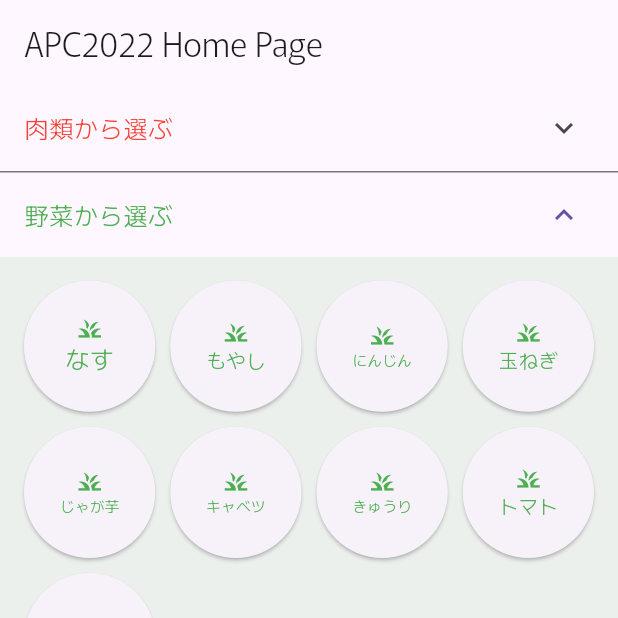
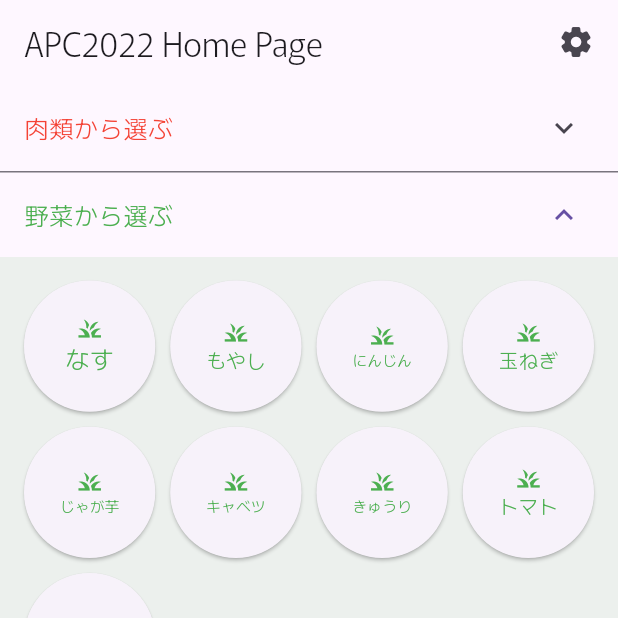
Before and after one commit to xyzyxJP/APC2022, a Flutter app: the screen it shows after launch, after a tap on an icon or button, on a phone screen of 412 x 824 dp, the top half of it. Run offline on Flutter 3.47's test engine with Material 2 defaults, Android fonts, the phone set to English and light mode, and no system bars; our stand-ins replace cached_network_image, chewie, flutter_rating_bar, google_fonts, share_plus, swipe_cards and 1 more.

Commit message:
Add dark mode func

```diff
--- a/lib/main.dart
+++ b/lib/main.dart
@@ -1,6 +1,8 @@
+import 'package:apc2022/provider/settings.dart';
 import 'package:apc2022/views/home/home.dart';
 import 'package:flutter/material.dart';
 import 'package:flutter/services.dart';
+import 'package:provider/provider.dart';
 
 void main() {
   WidgetsFlutterBinding.ensureInitialized();
@@ -15,6 +17,14 @@ class MyApp extends StatelessWidget {
 
   @override
   Widget build(BuildContext context) {
+    return MultiProvider(
+      providers: [
+        ChangeNotifierProvider<SettingsProvider>(
+          create: (context) => SettingsProvider(),
+        ),
+      ],
+      child: Consumer<SettingsProvider>(
+        builder: (context, settings, _) {
           return MaterialApp(
             title: 'APC2022',
             theme: ThemeData(
@@ -24,10 +34,14 @@ class MyApp extends StatelessWidget {
             ),
             darkTheme: ThemeData(
               useMaterial3: true,
+              fontFamily: 'Murecho',
               brightness: Brightness.dark,
             ),
-      themeMode: ThemeMode.system,
+            themeMode: settings.isDarkMode ? ThemeMode.dark : ThemeMode.light,
             home: const HomePage(title: 'APC2022 Home Page'),
+          );
+        },
+      ),
     );
   }
 }
--- /dev/null
+++ b/lib/provider/settings.dart
@@ -0,0 +1,11 @@
+import 'package:flutter/material.dart';
+
+class SettingsProvider extends ChangeNotifier {
+  bool _isDarkMode = false;
+  bool get isDarkMode => _isDarkMode;
+
+  void setDarkMode(bool isDarkMode) {
+    _isDarkMode = isDarkMode;
+    notifyListeners();
+  }
+}
--- a/lib/views/home/home.dart
+++ b/lib/views/home/home.dart
@@ -2,6 +2,7 @@ import 'package:apc2022/api/api.dart';
 import 'package:apc2022/models/category.dart';
 import 'package:apc2022/models/recipe.dart';
 import 'package:apc2022/views/recipe/recipe_list.dart';
+import 'package:apc2022/views/settings/settings.dart';
 import 'package:flutter/material.dart';
 
 class HomePage extends StatefulWidget {
@@ -63,6 +64,18 @@ class _HomePageState extends State<HomePage> {
     return Scaffold(
       appBar: AppBar(
         title: Text(widget.title),
+        actions: [
+          Padding(
+            padding: const EdgeInsets.only(right: 16.0),
+            child: GestureDetector(
+              onTap: () => Navigator.push(
+                context,
+                MaterialPageRoute(builder: (context) => const SettingsPage()),
+              ),
+              child: const Icon(Icons.settings_rounded),
+            ),
+          ),
+        ],
       ),
       body: Scrollbar(
         controller: scrollController,
```
Also changed, not shown: lib/views/settings/settings.dart (+35 -3 lines), 4 other files. Lines whose indentation alone changed are shown as unchanged.
